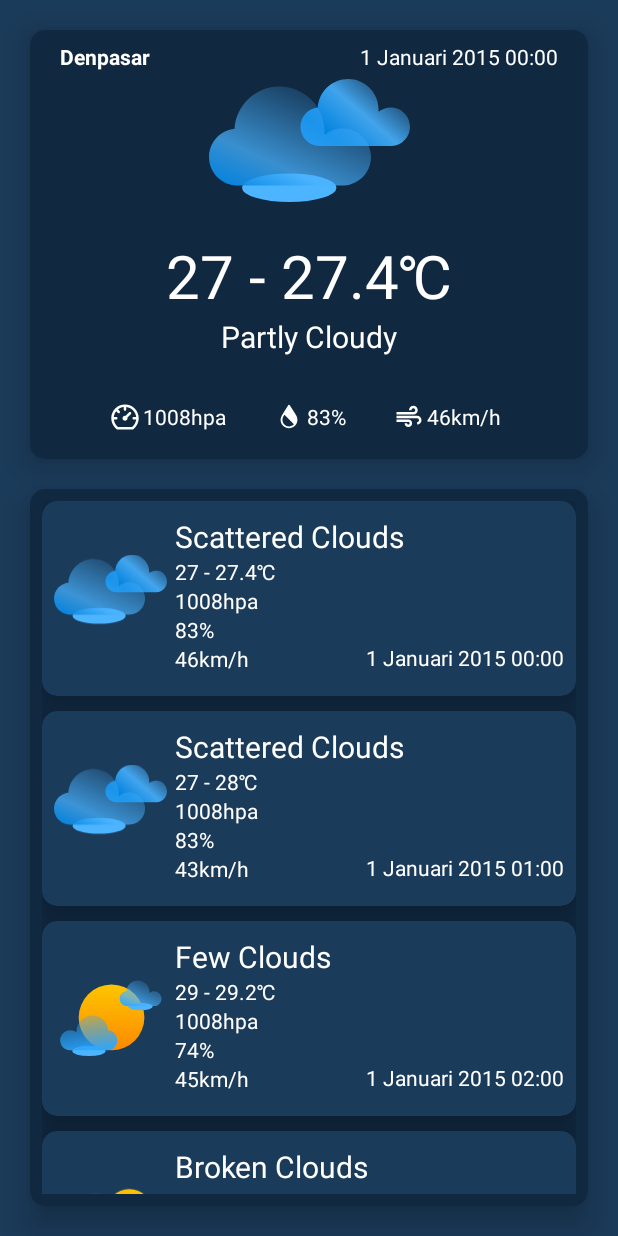
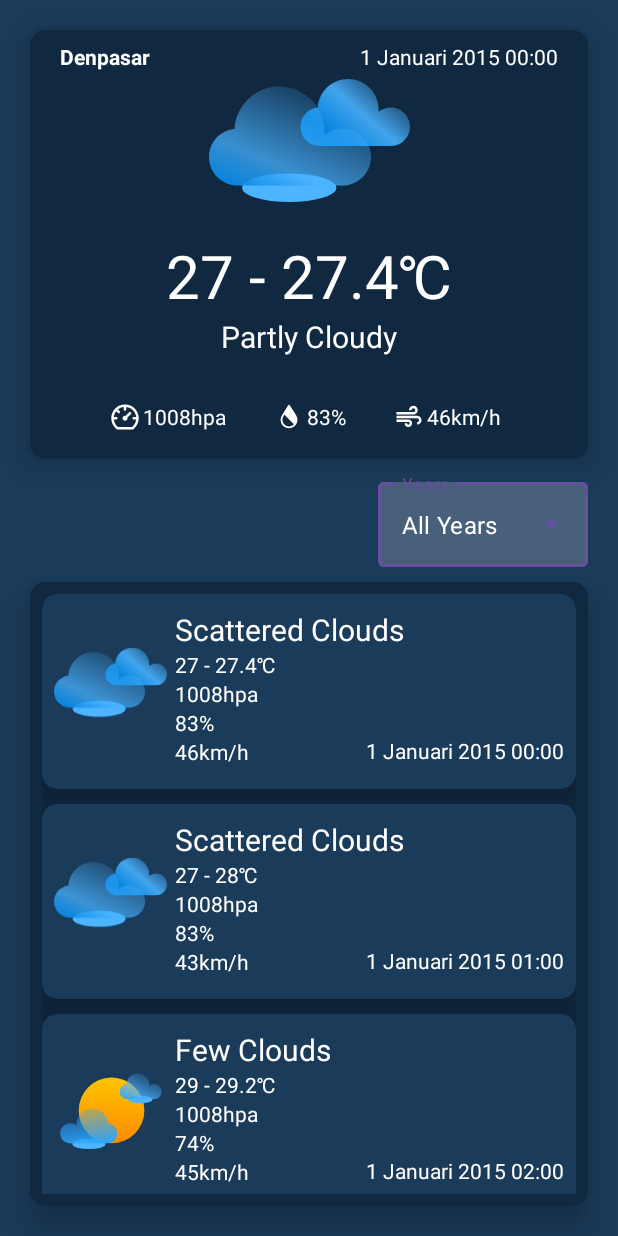
Before and after one commit to zaabsyid/DenpasarWeatherApp, an Android app: the screen it shows after launch (MainActivity), on a phone screen of 412 x 824 dp. Run offline under Robolectric (Android 15) with nearby library versions, the phone set to English and light mode, and no system bars.

Commit message:
Update: Add drop down menu for filter years (done)

```diff
--- a/app/build.gradle.kts
+++ b/app/build.gradle.kts
@@ -60,6 +60,8 @@ dependencies {
     //livedata
     implementation ("androidx.lifecycle:lifecycle-livedata-ktx:2.2.0")
 
+    implementation ("com.github.qandeelabbassi:Dropsy:1.1")
+
     implementation ("com.google.dagger:hilt-android:2.42")
     kapt ("com.google.dagger:hilt-android-compiler:2.42")
 }
--- a/app/src/main/java/com/zahirar/denpasarweatherapp/adapter/WeatherItemAdapter.kt
+++ b/app/src/main/java/com/zahirar/denpasarweatherapp/adapter/WeatherItemAdapter.kt
@@ -6,7 +6,7 @@ import androidx.recyclerview.widget.RecyclerView
 import com.zahirar.denpasarweatherapp.databinding.ItemWeatherBinding
 import com.zahirar.denpasarweatherapp.model.WeatherDataClass
 
-class WeatherItemAdapter(val listWeather: ArrayList<WeatherDataClass>): RecyclerView.Adapter<WeatherItemAdapter.ViewHolder>() {
+class WeatherItemAdapter(val listWeather: List<WeatherDataClass>): RecyclerView.Adapter<WeatherItemAdapter.ViewHolder>() {
 
     var onClick : ((WeatherDataClass) -> Unit)? = null
 
--- a/app/src/main/java/com/zahirar/denpasarweatherapp/data/WeatherData.kt
+++ b/app/src/main/java/com/zahirar/denpasarweatherapp/data/WeatherData.kt
@@ -259,6 +259,5 @@ object WeatherData {
         WeatherDataClass("5 Januari 2020 08:00", "2020", "31 - 31\u2103", "1008hpa", "74%", "57km/h", "Scattered Clouds", R.drawable.ic_scattered_clouds),
         WeatherDataClass("5 Januari 2020 09:00", "2020", "31 - 31\u2103", "1009hpa", "79%", "62km/h", "Scattered Clouds", R.drawable.ic_scattered_clouds),
         WeatherDataClass("5 Januari 2020 10:00", "2020", "30 - 30\u2103", "1009hpa", "84%", "51km/h", "light Rain", R.drawable.ic_lightrain),
-
         )
 }
--- a/app/src/main/res/layout/activity_main.xml
+++ b/app/src/main/res/layout/activity_main.xml
@@ -160,10 +160,33 @@
         </androidx.constraintlayout.widget.ConstraintLayout>
     </androidx.cardview.widget.CardView>
 
+    <com.google.android.material.textfield.TextInputLayout
+        android:id="@+id/textInputLayout"
+        style="@style/Widget.MaterialComponents.TextInputLayout.OutlinedBox.ExposedDropdownMenu"
+        android:layout_width="140dp"
+        android:layout_height="wrap_content"
+        android:layout_marginTop="10dp"
+        android:layout_marginEnd="20dp"
+        android:hint="Years"
+        app:layout_constraintEnd_toEndOf="parent"
+        app:layout_constraintTop_toBottomOf="@+id/cardView">
+
+        <AutoCompleteTextView
+            android:id="@+id/autoComplete"
+            android:layout_width="match_parent"
+            android:layout_height="wrap_content"
+            android:inputType="none"
+            android:text="All Years"
+            android:textColor="@color/white"/>
+    </com.google.android.material.textfield.TextInputLayout>
+
     <androidx.cardview.widget.CardView
         android:layout_width="match_parent"
         android:layout_height="0dp"
-        android:layout_margin="20dp"
+        android:layout_marginTop="10dp"
+        android:layout_marginStart="20dp"
+        android:layout_marginEnd="20dp"
+        android:layout_marginBottom="20dp"
         app:cardBackgroundColor="@color/deepblue"
         app:cardCornerRadius="10dp"
         app:cardElevation="12dp"
@@ -171,7 +194,7 @@
         app:layout_constraintBottom_toBottomOf="parent"
         app:layout_constraintEnd_toEndOf="parent"
         app:layout_constraintStart_toStartOf="parent"
-        app:layout_constraintTop_toBottomOf="@+id/cardView">
+        app:layout_constraintTop_toBottomOf="@+id/textInputLayout">
 
         <androidx.recyclerview.widget.RecyclerView
             android:id="@+id/rv_list_weather"
--- a/settings.gradle.kts
+++ b/settings.gradle.kts
@@ -10,6 +10,7 @@ dependencyResolutionManagement {
     repositories {
         google()
         mavenCentral()
+        maven { url = uri("https://jitpack.io") }
     }
 }
 
```
Also changed, not shown: app/src/main/java/com/zahirar/denpasarweatherapp/view/MainActivity.kt (+80 -1 lines), app/src/main/res/layout/item_years.xml (added, +14 -0 lines).
